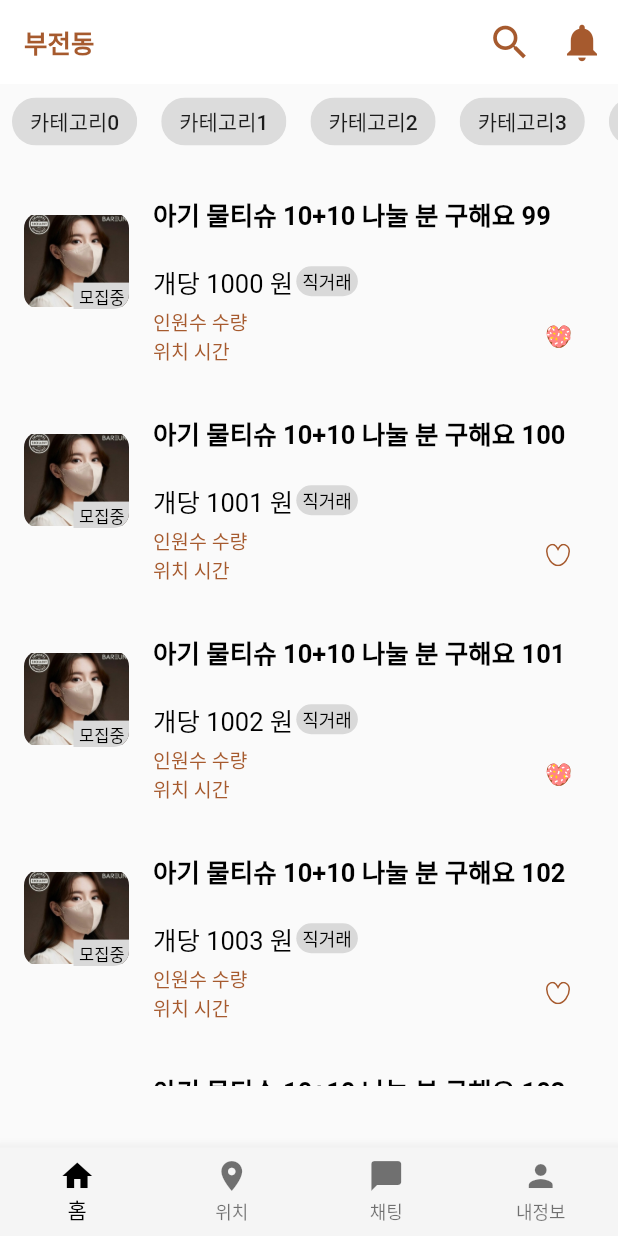
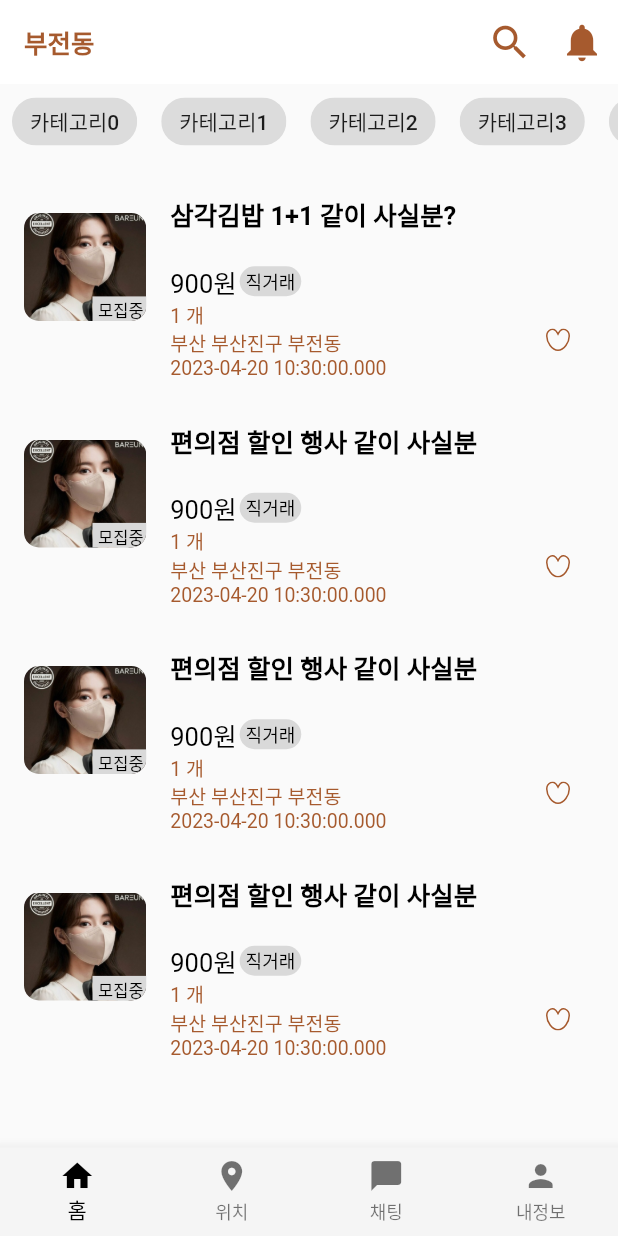
Before and after one commit to S-Sojung/group-buying-frontend, a Flutter app: the screen it shows after launch, on a phone screen of 412 x 824 dp. Run offline on Flutter 3.47's test engine with Material 2 defaults, Android fonts, the phone set to English and light mode, and no system bars; our stand-ins replace dio, flutter_riverpod, flutter_secure_storage, flutter_svg, logger and 1 more; missing offline and left inert: dart:ffi; Roboto replaces fonts that are missing (HallymGothic).

Commit message:
Feat: Category list 생성 및 분리 , 더미 데이터 삽입

```diff
--- a/lib/model/board/board.dart
+++ b/lib/model/board/board.dart
@@ -63,4 +63,79 @@ List<Board> boards = [
       city: "부산진구",
       town: "부전동",
       createdAt: DateTime.now()),
+  Board(
+      id: 3,
+      categoryId: 3,
+      title: "편의점 할인 행사 같이 사실분",
+      organizerId: 1,
+      content: "서면 1번출구 편의점에서 삼각김밥 같이 사실분 구합니다. 직거래 우선이요",
+      img: "img",
+      eventId: 3,
+      statusCode: 200,
+      views: 50,
+      recommend: false,
+      state: "부산",
+      city: "부산진구",
+      town: "부전동",
+      createdAt: DateTime.now()),
+  Board(
+      id: 4,
+      categoryId: 3,
+      title: "편의점 할인 행사 같이 사실분",
+      organizerId: 1,
+      content: "서면 1번출구 편의점에서 삼각김밥 같이 사실분 구합니다. 직거래 우선이요",
+      img: "img",
+      eventId: 4,
+      statusCode: 200,
+      views: 50,
+      recommend: false,
+      state: "부산",
+      city: "부산진구",
+      town: "부전동",
+      createdAt: DateTime.now()),
+  Board(
+      id: 5,
+      categoryId: 3,
+      title: "편의점 할인 행사 같이 사실분",
+      organizerId: 1,
+      content: "서면 1번출구 편의점에서 삼각김밥 같이 사실분 구합니다. 직거래 우선이요",
+      img: "img",
+      eventId: 5,
+      statusCode: 200,
+      views: 50,
+      recommend: false,
+      state: "부산",
+      city: "부산진구",
+      town: "부전동",
+      createdAt: DateTime.now()),
+  Board(
+      id: 6,
+      categoryId: 3,
+      title: "편의점 할인 행사 같이 사실분",
+      organizerId: 1,
+      content: "서면 1번출구 편의점에서 삼각김밥 같이 사실분 구합니다. 직거래 우선이요",
+      img: "img",
+      eventId: 6,
+      statusCode: 200,
+      views: 50,
+      recommend: false,
+      state: "부산",
+      city: "부산진구",
+      town: "부전동",
+      createdAt: DateTime.now()),
+  Board(
+      id: 7,
+      categoryId: 3,
+      title: "편의점 할인 행사 같이 사실분",
+      organizerId: 1,
+      content: "서면 1번출구 편의점에서 삼각김밥 같이 사실분 구합니다. 직거래 우선이요",
+      img: "img",
+      eventId: 7,
+      statusCode: 200,
+      views: 50,
+      recommend: false,
+      state: "부산",
+      city: "부산진구",
+      town: "부전동",
+      createdAt: DateTime.now()),
 ];
--- a/lib/model/event/event.dart
+++ b/lib/model/event/event.dart
@@ -49,4 +49,64 @@ List<Event> events = [
       price: 900,
       createdAt: DateTime.now()
   ),
+  Event(
+      id: 3,
+      latitude: 35.156834,
+      longitude: 129.058987,
+      qty: 1,
+      paymentType: "직거래",
+      startAt: DateTime.now(),
+      endAt: DateTime.now(), // 수정 필요
+      statusCode: 200,
+      price: 900,
+      createdAt: DateTime.now()
+  ),
+  Event(
+      id: 4,
+      latitude: 35.156834,
+      longitude: 129.058987,
+      qty: 1,
+      paymentType: "직거래",
+      startAt: DateTime.now(),
+      endAt: DateTime.now(), // 수정 필요
+      statusCode: 200,
+      price: 900,
+      createdAt: DateTime.now()
+  ),
+  Event(
+      id: 5,
+      latitude: 35.156834,
+      longitude: 129.058987,
+      qty: 1,
+      paymentType: "직거래",
+      startAt: DateTime.now(),
+      endAt: DateTime.now(), // 수정 필요
+      statusCode: 200,
+      price: 900,
+      createdAt: DateTime.now()
+  ),
+  Event(
+      id: 6,
+      latitude: 35.156834,
+      longitude: 129.058987,
+      qty: 1,
+      paymentType: "직거래",
+      startAt: DateTime.now(),
+      endAt: DateTime.now(), // 수정 필요
+      statusCode: 200,
+      price: 900,
+      createdAt: DateTime.now()
+  ),
+  Event(
+      id: 7,
+      latitude: 35.156834,
+      longitude: 129.058987,
+      qty: 1,
+      paymentType: "직거래",
+      startAt: DateTime.now(),
+      endAt: DateTime.now(), // 수정 필요
+      statusCode: 200,
+      price: 900,
+      createdAt: DateTime.now()
+  ),
 ];
--- /dev/null
+++ b/lib/views/pages/board/home_page/component/board_category_appbar.dart
@@ -0,0 +1,28 @@
+
+import 'package:flutter/material.dart';
+
+class BoardCategoryAppbar extends StatelessWidget {
+  const BoardCategoryAppbar({Key? key}) : super(key: key);
+
+  @override
+  Widget build(BuildContext context) {
+    return SliverToBoxAdapter(
+      child: Container(
+        height: 50.0,
+        child: ListView.builder(
+          scrollDirection: Axis.horizontal,
+          itemCount: 10, // 선택한 카테고리 갯수
+          itemBuilder: (context, index) {
+            // 카테고리 들
+            return Padding(
+              padding: const EdgeInsets.symmetric(horizontal: 8.0),
+              child: FilterChip(
+                  label: Text("카테고리${index}"),
+                  onSelected: (value) {}),
+            );
+          },
+        ),
+      ),
+    );
+  }
+}
--- a/lib/views/pages/board/home_page/component/board_home_list_page.dart
+++ b/lib/views/pages/board/home_page/component/board_home_list_page.dart
@@ -1,53 +1,32 @@
 import 'package:donut/core/constants/size.dart';
-import 'package:donut/core/constants/style.dart';
-import 'package:donut/core/constants/theme.dart';
-import 'package:donut/views/components/donut_round_tag.dart';
+import 'package:donut/model/board/board.dart';
+import 'package:donut/views/pages/board/home_page/component/board_category_appbar.dart';
 import 'package:donut/views/pages/board/home_page/component/board_list_tile.dart';
 import 'package:flutter/material.dart';
-import 'package:flutter_svg/flutter_svg.dart';
 
 class BoardHomeListPage extends StatelessWidget {
+
   const BoardHomeListPage({Key? key}) : super(key: key);
 
   @override
   Widget build(BuildContext context) {
-    return NestedScrollView(
-        headerSliverBuilder: (context, innerBoxIsScrolled) => [
-              SliverToBoxAdapter(
-                child: Container(
-                  height: 50.0,
-                  child: ListView.builder(
-                    scrollDirection: Axis.horizontal,
-                    itemCount: 10, // 선택한 카테고리 갯수
-                    itemBuilder: (context, index) {
-                      // 카테고리 들
-                      return Padding(
-                        padding: const EdgeInsets.symmetric(horizontal: 8.0),
-                        child: FilterChip(
-                            label: Text("카테고리${index}"),
-                            onSelected: (value) {}),
-                      );
-                    },
-                  ),
-                ),
-              )
-            ],
-        body: CustomScrollView(
+    return CustomScrollView(
       slivers: [
+        BoardCategoryAppbar(),
         SliverToBoxAdapter(
           child: Container(
             width: double.infinity,
             height: getScreenHeigth(context)*0.75,
             child: ListView.builder(
-                  itemCount: 10, // 선택한 게시글 갯수
+              itemCount: boards.length, // 선택한 게시글 갯수
               itemBuilder: (context, index) {
                 //게시글 넘겨주기
-                    return BoardListTile(index);
+                return BoardListTile(boards[index]);
               },
             ),
           ),
         ),
       ],
-        ));
+    );
   }
 }
--- a/lib/views/pages/board/home_page/component/board_list_tile.dart
+++ b/lib/views/pages/board/home_page/component/board_list_tile.dart
@@ -1,4 +1,7 @@
 import 'package:donut/core/constants/style.dart';
+import 'package:donut/model/board/board.dart';
+import 'package:donut/model/event/event.dart';
+import 'package:donut/model/wishlist/wishlist.dart';
 import 'package:donut/views/components/donut_round_tag.dart';
 import 'package:flutter/material.dart';
 import 'package:flutter_svg/flutter_svg.dart';
@@ -12,9 +15,9 @@ String image(int index) {
 }
 
 class BoardListTile extends StatelessWidget {
-  final int index;
+  final Board board;
 
-  const BoardListTile(this.index);
+  const BoardListTile(this.board);
 
   @override
   Widget build(BuildContext context) {
@@ -24,20 +27,14 @@ class BoardListTile extends StatelessWidget {
         onTap: () {
           // 게시글 클릭하면 게시글 상세보기 만들기
         },
-        dense: true,
-        isThreeLine: true,
+        dense: false,
         visualDensity: VisualDensity(vertical: 4),
-        // to compact
         leading: ClipRRect(
           borderRadius: BorderRadius.circular(10),
           child: Stack(
             alignment: Alignment(1.2, 1.3),
             children: [
-              Container(
-                height: 70,
-                width: 70,
-                child: Image.asset("assets/images/testimage.jpg"),
-              ),
+              Image.asset('assets/images/testimage.jpg', fit: BoxFit.fill),
               DonutRectTag("모집중"), // 상태에 따라서 이거 변화
             ],
           ),
@@ -45,21 +42,21 @@ class BoardListTile extends StatelessWidget {
         title: Container(
           height: 45,
           child: Text(
-            "아기 물티슈 10+10 나눌 분 구해요 ${index + 99}",
+            "${board.title}",
             style: headLine(),
             overflow: TextOverflow.clip,
             maxLines: 2,
-
           ),
         ),
         subtitle: Column(
           children: [
             Row(children: [
               Text(
-                "개당 100${index} 원",
+                "${events[board.eventId - 1].price}원",
                 style: bodyText(),
               ),
-              DonutRoundTag("직거래")
+              DonutRoundTag("${events[board.eventId - 1].paymentType}")
+              //태그 리스트
             ]),
             Row(
               children: [
@@ -68,25 +65,23 @@ class BoardListTile extends StatelessWidget {
                   crossAxisAlignment: CrossAxisAlignment.start,
                   children: [
                     Row(children: [
+                      // Text(
+                      //   "인원수 ",
+                      //   style: footnote(),
+                      // ),
                       Text(
-                        "인원수 ",
-                        style: footnote(),
-                      ),
-                      Text(
-                        "수량 ",
+                        "${events[board.eventId - 1].qty} 개",
                         style: footnote(),
                       )
                     ]),
-                    Row(children: [
-                      Text(
-                        "위치 ",
-                        style: footnote(),
-                      ),
-                      Text(
-                        "시간 ",
-                        style: footnote(),
-                      ),
-                    ]),
+                    Text(
+                      "${board.state} ${board.city} ${board.town}",
+                      style: footnote(),
+                    ),
+                    Text(
+                      "${events[board.eventId - 1].endAt}", // 시간
+                      style: footnote(),
+                    ),
                   ],
                 ),
                 Spacer(),
@@ -94,7 +89,7 @@ class BoardListTile extends StatelessWidget {
                   // isSelected: ,
                   // iconSize: 0,
                   onPressed: () {},
-                  icon: SvgPicture.asset(image(index)),
+                  icon: SvgPicture.asset(image(1)), //내가 마음 했는지 봐야함
                 )
               ],
             ),
```
Lines whose indentation alone changed are shown as unchanged.
